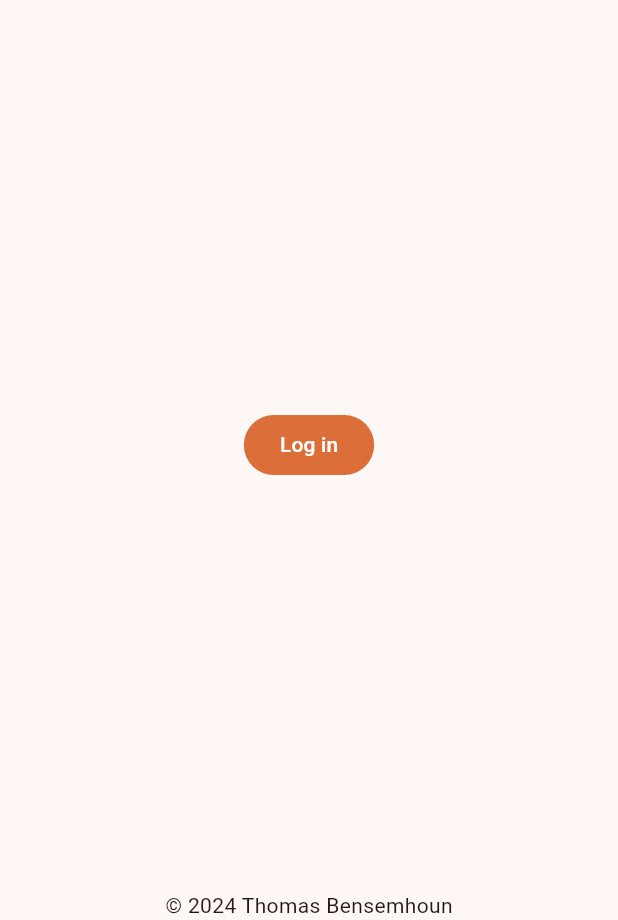
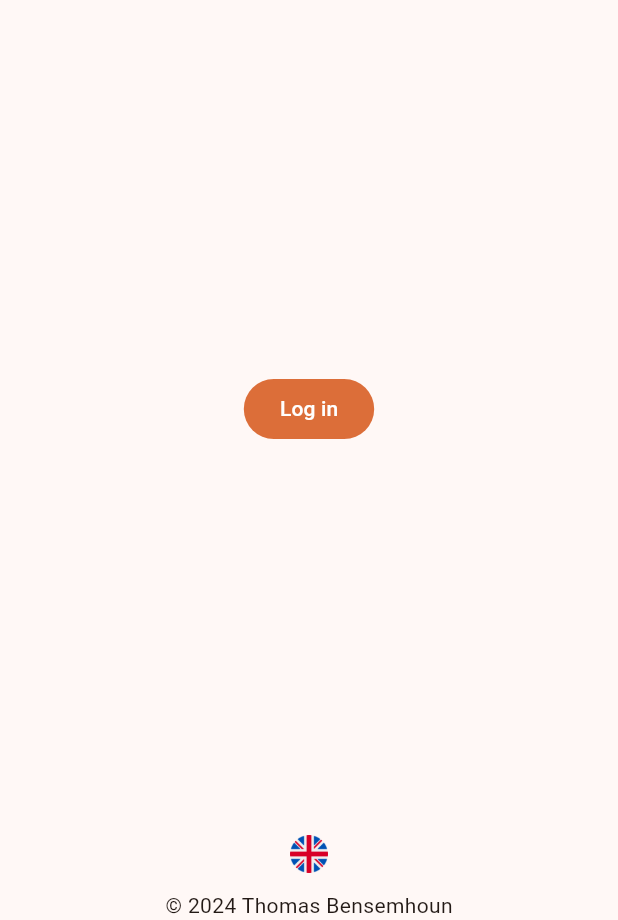
Before and after one commit to thomasben3/flutter_demo_app, a Flutter app: the screen it shows after launch, on a phone screen of 412 x 824 dp, the part 316-1236 px from its top. Run offline on Flutter 3.47's test engine with Material 3 defaults, Android fonts, the phone set to English and light mode, and no system bars; our stand-ins replace animated_text_kit, dio, equatable, flutter_animate, flutter_bloc, flutter_slidable and 2 more; accounts and stored records are empty; generated files the repository leaves out were written again.

Commit message:
ajout _LanguageButton dasn LoginView + trads de la page login

```diff
--- a/lib/login/view/login.dart
+++ b/lib/login/view/login.dart
@@ -1,5 +1,7 @@
+import 'package:benebono_technical_ex/l10n/bloc/l10n_bloc.dart';
 import 'package:benebono_technical_ex/products/view/home.dart';
 import 'package:flutter/material.dart';
+import 'package:flutter_bloc/flutter_bloc.dart';
 import 'package:flutter_gen/gen_l10n/app_localizations.dart';
 
 class LoginView extends StatelessWidget {
@@ -22,12 +24,12 @@ class LoginView extends StatelessWidget {
                 padding: EdgeInsets.only(top: MediaQuery.of(context).size.height * 0.15),
                 child: Column(
                   children: [
-                    Text('Flutter demo application', style: TextStyle(fontSize: 22)),
+                    Text(AppLocalizations.of(context)!.flutterDemoApplication, style: const TextStyle(fontSize: 22)),
                     SizedBox(width: 250, child: Divider(color: Theme.of(context).primaryColor)),
                     Row(
                       mainAxisSize: MainAxisSize.min,
                       children: [
-                        Text('Practical test for ', style: TextStyle(fontSize: 18)),
+                        Text('${AppLocalizations.of(context)!.practicalTestFor} ', style: const TextStyle(fontSize: 18)),
                         Image.asset('assets/images/benebono_logo.png', height: 40)
                       ],
                     )
@@ -42,7 +44,12 @@ class LoginView extends StatelessWidget {
                 onPressed: () => pushHome(),
                 child: Text(AppLocalizations.of(context)!.logIn)
               ),
-              const Text('© 2024 Thomas Bensemhoun'),
+              const Column(
+                children: [
+                  _LanguageButton(),
+                  Text('© 2024 Thomas Bensemhoun'),
+                ],
+              ),
             ],
           ),
         ),
@@ -50,3 +57,33 @@ class LoginView extends StatelessWidget {
     );
   }
 }
+
+class _LanguageButton extends StatelessWidget {
+  const _LanguageButton();
+
+  List<Locale> get _localeList => L10nState.supportedLocales;
+
+  @override
+  Widget build(BuildContext context) {
+    Locale getCurrentLocale() => context.watch<L10nBloc>().state.currentLocale;
+
+    return PopupMenuButton(
+      color: const Color.fromARGB(255, 245, 245, 245),
+      offset: const Offset(-60, 0),
+      initialValue: getCurrentLocale(),
+      icon: Image.asset('assets/images/flags/${getCurrentLocale().languageCode}.png', height: 25),
+      tooltip: '',
+      itemBuilder: (context) => List.generate(_localeList.length, (index) => PopupMenuItem(value: _localeList[index], child: SizedBox(
+        width: 130,
+        child: Row(
+          children: [
+            Image.asset('assets/images/flags/${_localeList[index].languageCode}.png', height: 35),
+            const SizedBox(width: 10),
+            Text(lookupAppLocalizations(_localeList[index]).language, softWrap: true,),
+          ],
+        ),
+      ))),
+      onSelected: (value) => context.read<L10nBloc>().add(ChangeLocaleEvent(value)),
+    );
+  }
+}
```
Also changed, not shown: lib/l10n/arb/app_en.arb (+7 -1 lines), lib/l10n/arb/app_fr.arb (+7 -1 lines), lib/scaffold_components/widgets/drawer.dart (+5 -2 lines).
